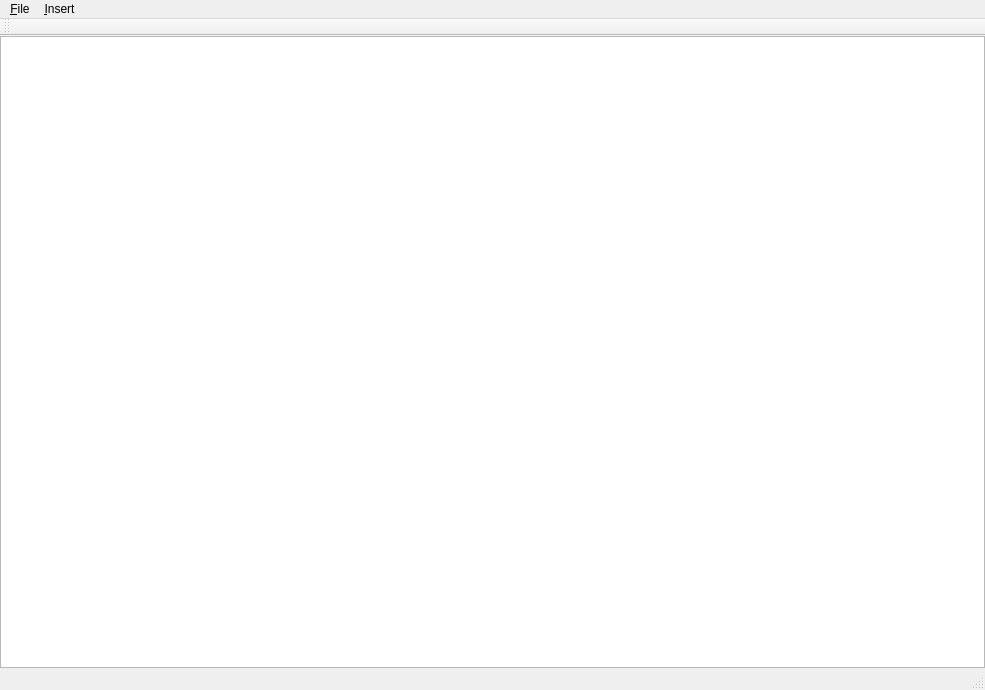
Old version of the form mainwindow.ui in the repository jonestimd/ocdraw.
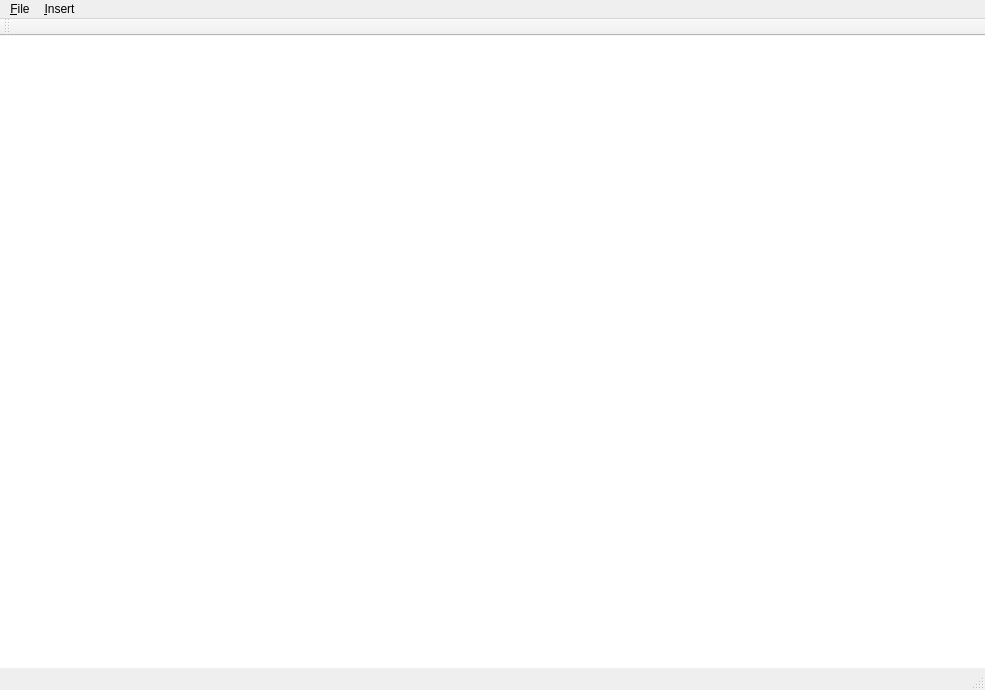
New version of the form.

Commit message: Remove outline on graphics view

What changed in the file:
```diff
--- a/mainwindow.ui
+++ b/mainwindow.ui
@@ -36,7 +36,17 @@
        <number>0</number>
       </property>
       <item>
-       <widget class="QGraphicsView" name="graphicsView"/>
+       <widget class="QGraphicsView" name="graphicsView">
+        <property name="frameShape">
+         <enum>QFrame::NoFrame</enum>
+        </property>
+        <property name="frameShadow">
+         <enum>QFrame::Plain</enum>
+        </property>
+        <property name="lineWidth">
+         <number>0</number>
+        </property>
+       </widget>
       </item>
      </layout>
     </item>
```
